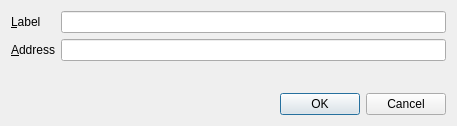
Qt form src/qt/forms/editaddressdialog.ui (EverGreenCoinDev/EverGreenCoin) before a commit.
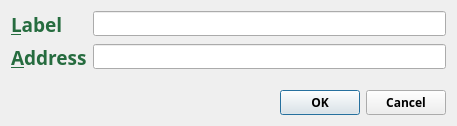
The same form after that commit.

Commit message: Typola dev commit

The edit to the form file:
```diff
--- a/src/qt/forms/editaddressdialog.ui
+++ b/src/qt/forms/editaddressdialog.ui
@@ -21,6 +21,21 @@
      </property>
      <item row="0" column="0">
       <widget class="QLabel" name="label">
+       <property name="font">
+        <font>
+         <family>Typola</family>
+         <pointsize>14</pointsize>
+         <weight>99</weight>
+         <italic>false</italic>
+         <bold>true</bold>
+         <stylestrategy>PreferAntialias</stylestrategy>
+        </font>
+       </property>
+       <property name="styleSheet">
+        <string notr="true">QLabel { font: 14pt &quot;Typola&quot;; }
+QLabel { font-weight: 900; }
+QLabel { color:#266C3F; }</string>
+       </property>
        <property name="text">
         <string>&amp;Label</string>
        </property>
@@ -31,6 +46,14 @@
      </item>
      <item row="0" column="1">
       <widget class="QLineEdit" name="labelEdit">
+       <property name="font">
+        <font>
+         <family>Typola</family>
+         <weight>75</weight>
+         <bold>true</bold>
+         <stylestrategy>PreferAntialias</stylestrategy>
+        </font>
+       </property>
        <property name="toolTip">
         <string>The label associated with this address book entry</string>
        </property>
@@ -38,6 +61,21 @@
      </item>
      <item row="1" column="0">
       <widget class="QLabel" name="label_2">
+       <property name="font">
+        <font>
+         <family>Typola</family>
+         <pointsize>14</pointsize>
+         <weight>99</weight>
+         <italic>false</italic>
+         <bold>true</bold>
+         <stylestrategy>PreferAntialias</stylestrategy>
+        </font>
+       </property>
+       <property name="styleSheet">
+        <string notr="true">QLabel { font: 14pt &quot;Typola&quot;; }
+QLabel { font-weight: 900; }
+QLabel { color:#266C3F; }</string>
+       </property>
        <property name="text">
         <string>&amp;Address</string>
        </property>
@@ -48,6 +86,14 @@
      </item>
      <item row="1" column="1">
       <widget class="QLineEdit" name="addressEdit">
+       <property name="font">
+        <font>
+         <family>Typola</family>
+         <weight>75</weight>
+         <bold>true</bold>
+         <stylestrategy>PreferAntialias</stylestrategy>
+        </font>
+       </property>
        <property name="toolTip">
         <string>The address associated with this address book entry. This can only be modified for sending addresses.</string>
        </property>
@@ -57,6 +103,14 @@
    </item>
    <item>
     <widget class="QDialogButtonBox" name="buttonBox">
+     <property name="font">
+      <font>
+       <family>Typola</family>
+       <weight>75</weight>
+       <bold>true</bold>
+       <stylestrategy>PreferAntialias</stylestrategy>
+      </font>
+     </property>
      <property name="orientation">
       <enum>Qt::Horizontal</enum>
      </property>
```
The commit also changes 74 other files.
